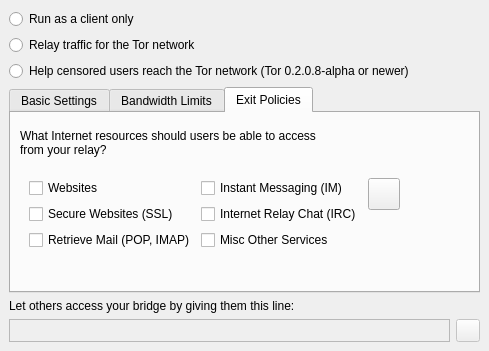
Old version of the form src/vidalia/config/serverpage.ui in the repository a-ilin/vidalia.
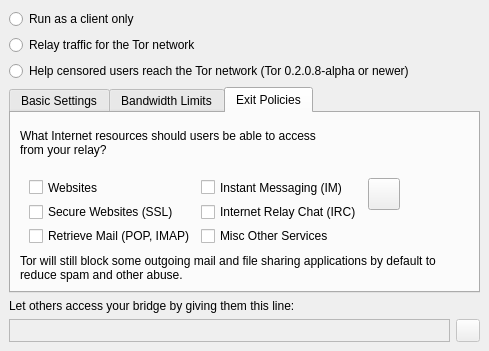
New version of the form. The open tabs and pages were chosen to show the change. Icons and pictures are not drawn.

Commit message:
I really thought the shed should've been vermeil.
svn:r2873

What changed in the file:
```diff
--- a/src/vidalia/config/serverpage.ui
+++ b/src/vidalia/config/serverpage.ui
@@ -973,6 +973,16 @@
             </property>
            </widget>
           </item>
+          <item row="2" column="0" >
+           <widget class="QLabel" name="label_4" >
+            <property name="text" >
+             <string>Tor will still block some outgoing mail and file sharing applications by default to reduce spam and other abuse.</string>
+            </property>
+            <property name="wordWrap" >
+             <bool>true</bool>
+            </property>
+           </widget>
+          </item>
           <item row="2" column="0" >
            <spacer>
             <property name="orientation" >
```
